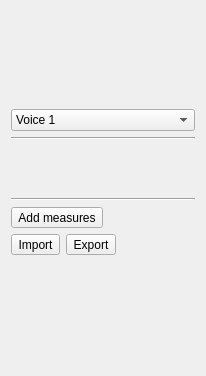
KDE/krita, file plugins/musicshape/dialogs/SimpleEntryWidget.ui: the form before one commit.
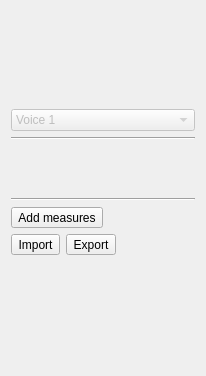
The form after the commit.

Commit message:
disable Voice combobox in SimpleEntryTool for Music shape for now (otherwise crashes)
The SimpleEntryTool just has 4 voices preset, without synchronizing to the
actual part, which results in a crash if another voice is selected there.

Do disabled until the support for voices is complete.

Thanks Boudewijn for review

The edit to the form file:
```diff
--- a/plugins/musicshape/dialogs/SimpleEntryWidget.ui
+++ b/plugins/musicshape/dialogs/SimpleEntryWidget.ui
@@ -179,6 +179,9 @@
    </item>
    <item>
     <widget class="QComboBox" name="voiceList" >
+     <property name="enabled">
+      <bool>false</bool>
+     </property>
      <item>
       <property name="text" >
        <string>Voice 1</string>
```
